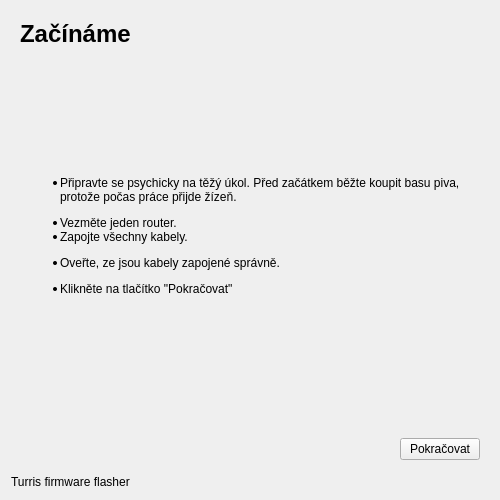
This is gui/installer.ui in turris-cz/rtools-gui as Qt 5 draws it before an edit. The edited form follows.
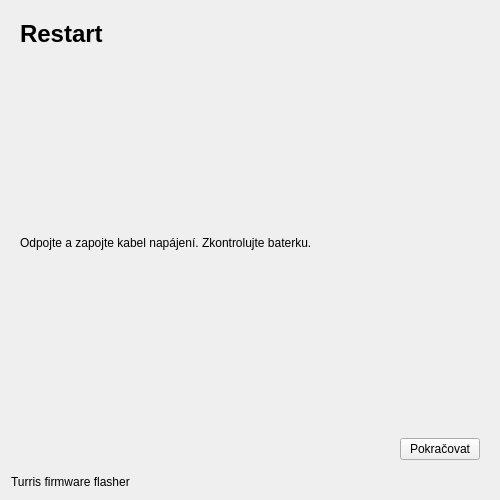
This is the edited form. The open tabs and pages were chosen to show the change.

Commit message: added "reset router" stage between CPLD and FLASH

```diff
--- a/gui/installer.ui
+++ b/gui/installer.ui
@@ -234,6 +234,57 @@
        </item>
       </layout>
      </widget>
+     <widget class="QWidget" name="stepReset">
+      <layout class="QVBoxLayout" name="verticalLayout_13">
+       <item>
+        <widget class="QLabel" name="label_19">
+         <property name="text">
+          <string>&lt;h1&gt;Restart&lt;/h1&gt;</string>
+         </property>
+        </widget>
+       </item>
+       <item>
+        <widget class="QLabel" name="label_24">
+         <property name="sizePolicy">
+          <sizepolicy hsizetype="Preferred" vsizetype="Preferred">
+           <horstretch>1</horstretch>
+           <verstretch>1</verstretch>
+          </sizepolicy>
+         </property>
+         <property name="text">
+          <string>Odpojte a zapojte kabel napájení. Zkontrolujte baterku.</string>
+         </property>
+         <property name="wordWrap">
+          <bool>true</bool>
+         </property>
+        </widget>
+       </item>
+       <item>
+        <layout class="QHBoxLayout" name="horizontalLayout_9">
+         <item>
+          <spacer name="horizontalSpacer_8">
+           <property name="orientation">
+            <enum>Qt::Horizontal</enum>
+           </property>
+           <property name="sizeHint" stdset="0">
+            <size>
+             <width>40</width>
+             <height>20</height>
+            </size>
+           </property>
+          </spacer>
+         </item>
+         <item>
+          <widget class="QPushButton" name="resetToThree">
+           <property name="text">
+            <string>Pokračovat</string>
+           </property>
+          </widget>
+         </item>
+        </layout>
+       </item>
+      </layout>
+     </widget>
      <widget class="QWidget" name="stepThree">
       <layout class="QVBoxLayout" name="verticalLayout_6">
        <item>
```
The commit also changes 2 other files.
